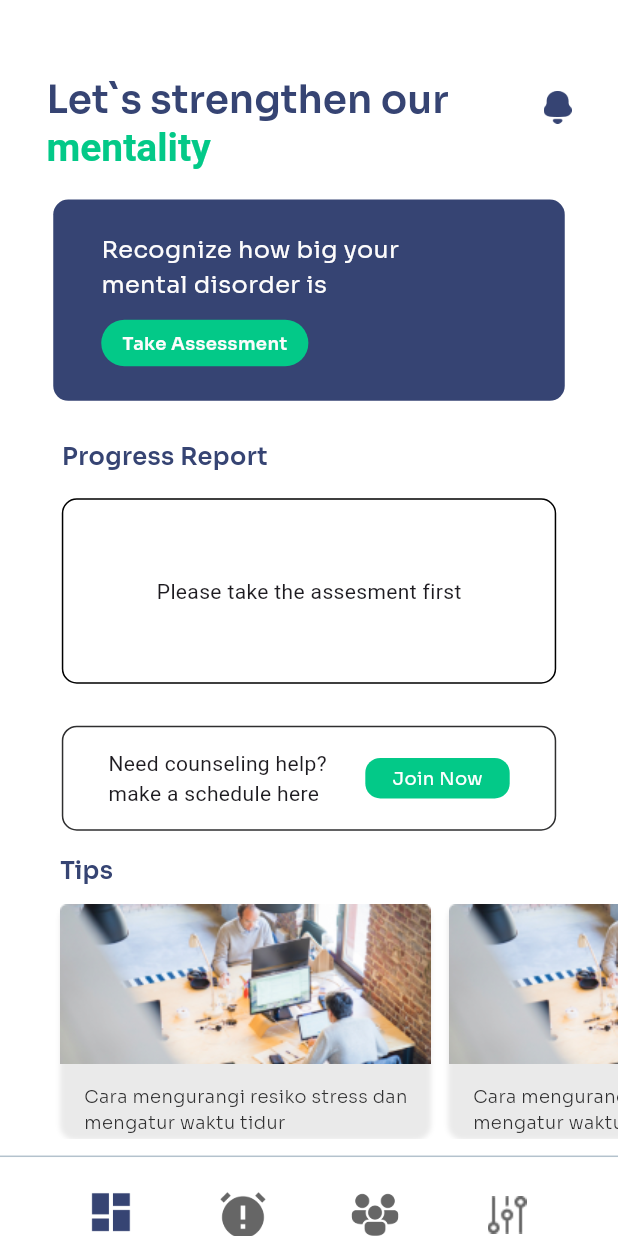
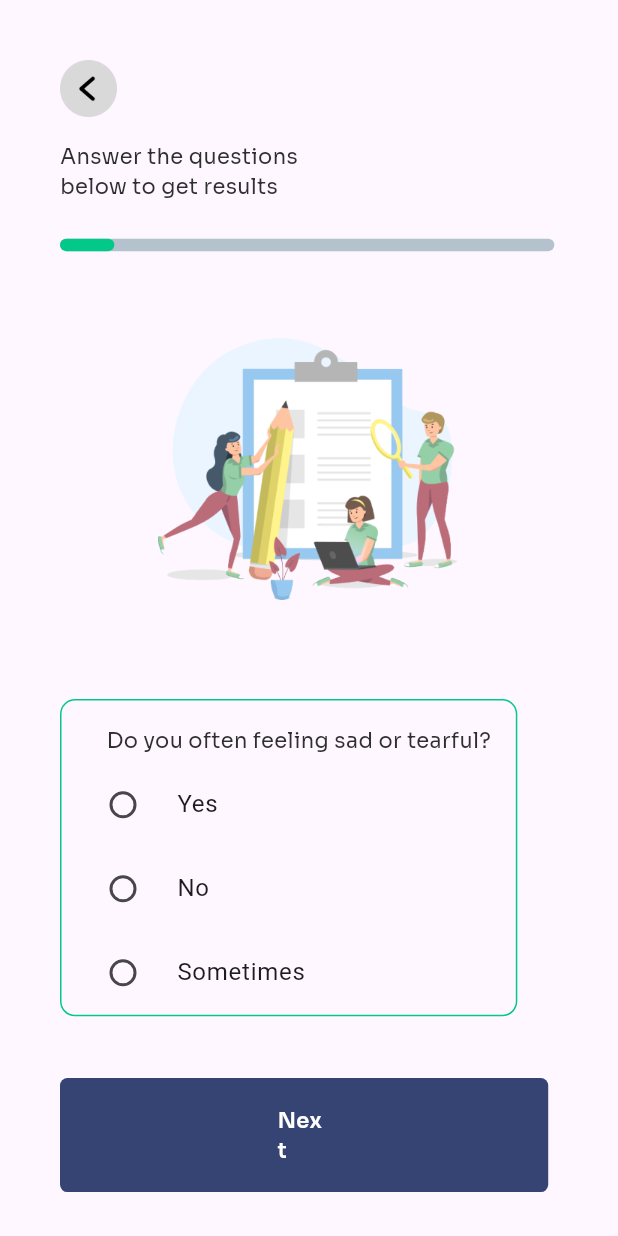
Before and after one commit to Serenity-GSC/md-serenity, a Flutter app: the screen it shows after launch, after a tap on "Take Assessment", on a phone screen of 412 x 824 dp. Run offline on Flutter 3.47's test engine with Material 3 defaults, Android fonts, the phone set to English and light mode, and no system bars; our stand-ins replace animated_text_kit, audio_video_progress_bar, audioplayers, cached_network_image, carousel_slider, cloud_firestore and 22 more; missing offline and left inert: chat_gpt_sdk; accounts and stored records are empty.

Commit message:
result & quetion page

```diff
--- a/lib/view/doctor/home/assesment.dart
+++ b/lib/view/doctor/home/assesment.dart
@@ -1,5 +1,6 @@
 import 'package:aksonhealth/size_config.dart';
 import 'package:aksonhealth/theme.dart';
+import 'package:aksonhealth/view/parents/assessment/assesment.dart';
 import 'package:flutter/material.dart';
 import 'package:google_fonts/google_fonts.dart';
 
@@ -33,7 +34,14 @@ class Assesment extends StatelessWidget {
                 ),
                 SizedBox(height: 17),
                 GestureDetector(
-                  onTap: () {},
+                  onTap: () {
+                    Navigator.push(
+                      context,
+                      MaterialPageRoute(
+                        builder: (context) => AssesmentQuestion(),
+                      ), // Replace "Donasi()" with your actual page route
+                    );
+                  },
                   child: Container(
                     decoration: BoxDecoration(
                         borderRadius: BorderRadius.circular(20),
--- /dev/null
+++ b/lib/view/parents/assessment/assesment.dart
@@ -0,0 +1,187 @@
+import 'package:aksonhealth/constants.dart';
+import 'package:aksonhealth/size_config.dart';
+import 'package:aksonhealth/theme.dart';
+import 'package:aksonhealth/view/parents/assessment/result.dart';
+import 'package:aksonhealth/view/parents/home/home_screen2.dart';
+import 'package:flutter/material.dart';
+import 'package:google_fonts/google_fonts.dart';
+
+class AssesmentQuestion extends StatefulWidget {
+  const AssesmentQuestion({super.key});
+
+  @override
+  State<AssesmentQuestion> createState() => _AssesmentQuestionState();
+}
+
+class _AssesmentQuestionState extends State<AssesmentQuestion> {
+  @override
+  Widget build(BuildContext context) {
+    SizeConfig.init(context);
+    String? gender;
+    double containerWidth = 0.088;
+    return Scaffold(
+      body: Padding(
+        padding: const EdgeInsets.only(top: 40, left: 40),
+        child: Column(
+          crossAxisAlignment: CrossAxisAlignment.start,
+          children: [
+            GestureDetector(
+              onTap: () {
+                Navigator.push(
+                  context,
+                  MaterialPageRoute(
+                      builder: (context) =>
+                          HomeScreen2()), // Replace "Donasi()" with your actual page route
+                );
+              },
+              child: Image.asset(
+                'assets/icons/back.png',
+                width: 38,
+                height: 38,
+              ),
+            ),
+            SizedBox(
+              height: getRelativeHeight(0.02),
+            ),
+            Container(
+              width: getRelativeWidth(0.4),
+              child: Text(
+                'Answer the questions below to get results',
+                style: GoogleFonts.sora(
+                    fontSize: 14,
+                    fontWeight: FontWeight.w400,
+                    color: blackColor),
+              ),
+            ),
+            SizedBox(height: getRelativeHeight(0.03)),
+            Stack(
+              children: [
+                // Container pertama
+                Container(
+                  width: getRelativeWidth(0.8),
+                  height: getRelativeWidth(0.02),
+                  decoration: BoxDecoration(
+                    color: greyColor,
+                    borderRadius: BorderRadius.circular(10),
+                  ),
+                ),
+                // Container kedua diletakkan menimpa container pertama
+                Positioned(
+                  key: UniqueKey(),
+                  // Mengatur posisi horizontal sesuai kebutuhan
+                  child: Container(
+                    width: getRelativeWidth(
+                        containerWidth), // Lebar 1/4 dari yang di atas
+                    height: getRelativeWidth(0.02),
+                    decoration: BoxDecoration(
+                      color: greenColor,
+                      borderRadius: BorderRadius.circular(10),
+                    ),
+                  ),
+                ),
+              ],
+            ),
+            SizedBox(height: getRelativeHeight(0.07)),
+            Padding(
+              padding: const EdgeInsets.only(left: 65),
+              child: Image.asset(
+                'assets/imagequestion.png',
+                width: 200,
+                height: 175,
+              ),
+            ),
+            SizedBox(height: getRelativeHeight(0.08)),
+            Container(
+              width: getRelativeHeight(0.37),
+              decoration: BoxDecoration(
+                  border: Border.all(color: greenColor),
+                  borderRadius: BorderRadius.circular(10)),
+              child: Column(
+                crossAxisAlignment: CrossAxisAlignment.start,
+                children: [
+                  SizedBox(
+                    height: getRelativeHeight(0.02),
+                  ),
+                  Padding(
+                    padding: const EdgeInsets.only(left: 30),
+                    child: Text(
+                      'Do you often feeling sad or tearful?',
+                      style: GoogleFonts.sora(
+                          fontSize: 14,
+                          fontWeight: FontWeight.w400,
+                          color: blackColor),
+                    ),
+                  ),
+                  SizedBox(height: 5),
+                  Padding(
+                    padding: const EdgeInsets.only(left: 5),
+                    child: Column(
+                      children: [
+                        RadioListTile(
+                          title: Text("Yes"),
+                          value: "yes",
+                          groupValue: gender,
+                          onChanged: (value) {
+                            setState(() {
+                              gender = value.toString();
+                            });
+                          },
+                        ),
+                        RadioListTile(
+                          title: Text("No"),
+                          value: "no",
+                          groupValue: gender,
+                          onChanged: (value) {
+                            setState(() {
+                              gender = value.toString();
+                            });
+                          },
+                        ),
+                        RadioListTile(
+                          title: Text("Sometimes"),
+                          value: "sometimes",
+                          groupValue: gender,
+                          onChanged: (value) {
+                            setState(() {
+                              gender = value.toString();
+                            });
+                          },
+                        )
+                      ],
+                    ),
+                  )
+                ],
+              ),
+            ),
+            SizedBox(height: getRelativeHeight(0.05)),
+            GestureDetector(
+              onTap: () {
+                Navigator.push(
+                  context,
+                  MaterialPageRoute(
+                      builder: (context) =>
+                          Result()), // Replace "Donasi()" with your actual page route
+                );
+              },
+              child: Container(
+                width: getRelativeWidth(0.79),
+                decoration: BoxDecoration(
+                    color: blueColor, borderRadius: BorderRadius.circular(5)),
+                child: Padding(
+                  padding: EdgeInsets.symmetric(horizontal: 145, vertical: 18),
+                  child: Text(
+                    'Next',
+                    style: GoogleFonts.sora(
+                        fontSize: 14,
+                        fontWeight: FontWeight.w600,
+                        color: Colors.white),
+                  ),
+                ),
+              ),
+            )
+          ],
+        ),
+      ),
+    );
+  }
+}
--- a/lib/view/parents/home/menu.dart
+++ b/lib/view/parents/home/menu.dart
@@ -1,10 +1,12 @@
 // <<<<<<< HEAD
 import 'package:aksonhealth/theme.dart';
+import 'package:aksonhealth/view/alarm/alarm.dart';
 import 'package:aksonhealth/view/course/screens/home_screen.dart';
 import 'package:aksonhealth/view/gamification/pages/home_page.dart';
 // >>>>>>> 7c011123d9d6daca0b7e98595e0539787a0de769
 import 'package:aksonhealth/view/parenting/grid.dart';
 import 'package:aksonhealth/view/parents/clinic/clinic_test.dart';
+import 'package:aksonhealth/view/parents/home/home_screen2.dart';
 import 'package:aksonhealth/view/parents/schools/schools.dart';
 import 'package:flutter/material.dart';
 import 'package:google_fonts/google_fonts.dart';
@@ -41,18 +43,18 @@ class Menu extends StatelessWidget {
                 icon: categories[index]["icon"],
                 text: categories[index]["text"],
                 press: () {
-                  if (categories[index]["text"] == "Klinik") {
+                  if (categories[index]["text"] == "Home") {
                     Navigator.push(
                       context,
                       MaterialPageRoute(
                           builder: (context) =>
-                              ClinicTesting()), // Replace "Donasi()" with your actual page route
+                              HomeScreen2()), // Replace "Donasi()" with your actual page route
                     );
-                  } else if (categories[index]["text"] == "Sekolah") {
+                  } else if (categories[index]["text"] == "Alarm") {
                     Navigator.push(
                       context,
                       MaterialPageRoute(
-                        builder: (context) => SchoolsForChildren(),
+                        builder: (context) => Alarm(),
                       ), // Replace "Donasi()" with your actual page route
                     );
                   } else if (categories[index]["text"] == "Permainan") {
```
Also changed, not shown: lib/view/alarm/alarm.dart (added, +38 -0 lines), lib/view/parents/assessment/result.dart (added, +103 -0 lines), lib/view/parents/community/community.dart (added, +10 -0 lines), assets/icons/back.png (added), assets/imagequestion.png (added), assets/resultnegative.png (added), assets/resultpositive.png (added).
